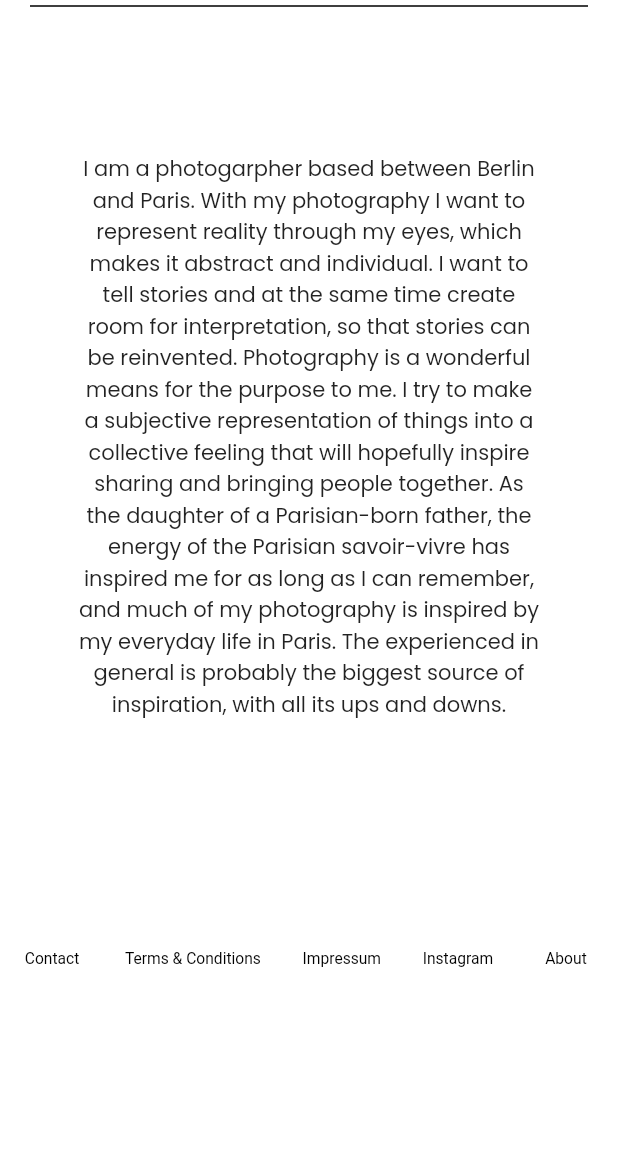
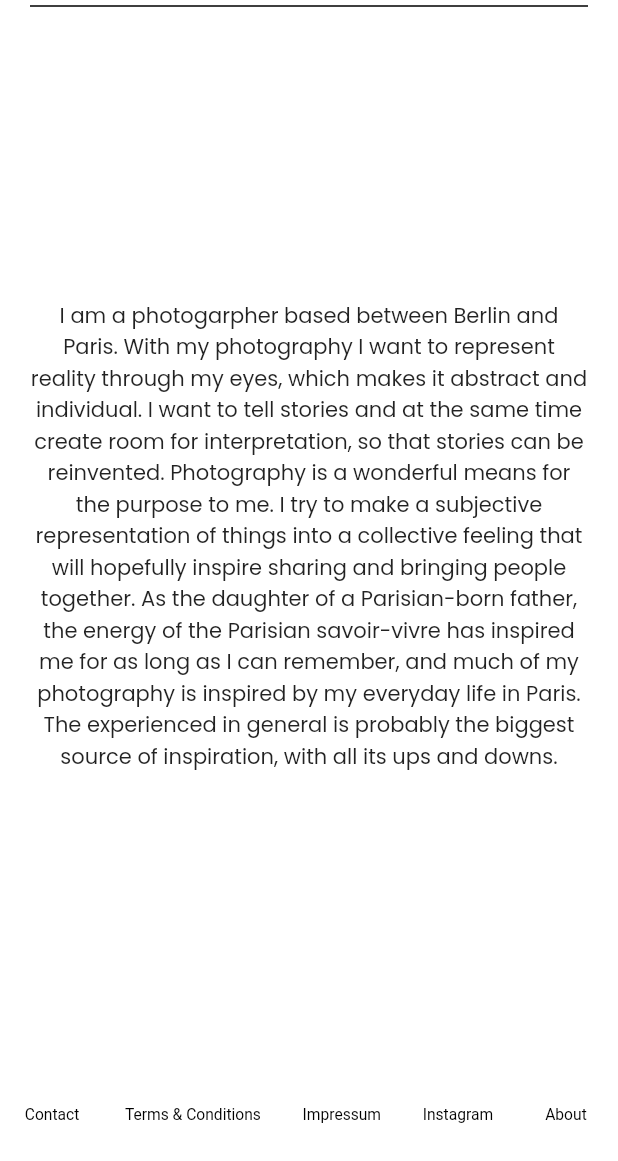
Before and after one commit to FrenchFries-French/CharlotteWebsite, a Flutter app: the About screen opened by its route, on a phone screen of 412 x 824 dp, the part 75-1236 px from its top. Run offline on Flutter 3.47's test engine with Material 2 defaults, Android fonts, the phone set to English and light mode, and no system bars; our stand-ins replace cached_network_image, carousel_slider, cloud_firestore, firebase_core, font_awesome_flutter, google_fonts and 3 more; missing offline and left inert: masonry_grid; accounts and stored records are empty; Roboto replaces fonts that are missing (Ubuntu).

Commit message:
samet update2

```diff
--- a/lib/Screens/About.dart
+++ b/lib/Screens/About.dart
@@ -5,6 +5,14 @@ import '../Widgets/GlobalWidgets/BottomNavBar.dart';
 import 'package:sizer/sizer.dart';
 import 'package:google_fonts/google_fonts.dart';
 
+//Text(
+//                         "I am a photogarpher based between Berlin and Paris. With my photography I want to represent reality through my eyes, which makes it abstract and individual. I want to tell stories and at the same time create room for interpretation, so that stories can be reinvented. Photography is a wonderful means for the purpose to me. I try to make a subjective representation of things into a collective feeling that will hopefully inspire sharing and bringing people together. As the daughter of a Parisian-born father, the energy of the Parisian savoir-vivre has inspired me for as long as I can remember, and much of my photography is inspired by my everyday life in Paris. The experienced in general is probably the biggest source of inspiration, with all its ups and downs.",
+//                         style: GoogleFonts.poppins(
+//                           fontSize: screenSize.width < 560 ? 14 : 16,
+//                           // lets say total width is 400 then 5.w will make font size 20 pixel
+//                         ),
+//                         textAlign: TextAlign.center,
+//                       ),
 class About extends StatelessWidget {
   const About({Key? key}) : super(key: key);
 
@@ -12,93 +20,34 @@ class About extends StatelessWidget {
   Widget build(BuildContext context) {
     var screenSize = MediaQuery.of(context).size;
     return Scaffold(
-      backgroundColor: Colors.white,
         appBar: PreferredSize(
           preferredSize: Size(screenSize.width, 60),
           child: const TopNavBar(),
         ),
-      body: SizedBox(
+        backgroundColor: Colors.white,
+        body: Center(
+          child: SizedBox(
             height: screenSize.height,
-        child: Stack(
+            child: Column(
+              mainAxisAlignment: MainAxisAlignment.center,
+              crossAxisAlignment: CrossAxisAlignment.center,
               children: [
-            SizedBox(
-              height: MediaQuery.of(context).size.height * 0.95,
-              child: SingleChildScrollView(
-                child: Column(
-                  mainAxisAlignment: MainAxisAlignment.spaceAround,
-                  crossAxisAlignment: CrossAxisAlignment.center,
-                  // direction: Axis.vertical,
-                  children: [
-                    SizedBox(height: 10.h,),
-                    Container(
-                      // alignment: AlignmentDirectional.center,
-                      color: Colors.white,
-                      width: 100.w > 700 ? 60.w : 80.w,
-                      padding: const EdgeInsets.all(10),
-                      // height: 40.h,
-                      child: Column(
-                        children: [
-                          Text(
+                Expanded(
+                  child: Center(
+                    child: Padding(
+                      padding: EdgeInsets.symmetric(
+                          horizontal: screenSize.width < 560 ? 20 : 50),
+                      child: Text(
                         "I am a photogarpher based between Berlin and Paris. With my photography I want to represent reality through my eyes, which makes it abstract and individual. I want to tell stories and at the same time create room for interpretation, so that stories can be reinvented. Photography is a wonderful means for the purpose to me. I try to make a subjective representation of things into a collective feeling that will hopefully inspire sharing and bringing people together. As the daughter of a Parisian-born father, the energy of the Parisian savoir-vivre has inspired me for as long as I can remember, and much of my photography is inspired by my everyday life in Paris. The experienced in general is probably the biggest source of inspiration, with all its ups and downs.",
                         style: GoogleFonts.poppins(
                           fontSize: screenSize.width < 560 ? 14 : 16,
-                              // lets say total width is 400 then 5.w will make font size 20 pixel
                         ),
                         textAlign: TextAlign.center,
                       ),
-                        ],
                     ),
                   ),
-
-                    SizedBox(
-                      height: 22.w,
                 ),
-                    /*Flex(
-                      direction: Axis.horizontal,
-                      mainAxisAlignment: MainAxisAlignment.center,
-                      // direction: Axis.horizontal,
-                      children: [
-                        SizedBox(
-                          width: screenSize.width > 767
-                              ? screenSize.width * 0.2
-                              : screenSize.width * 0.4,
-                          child: Image.asset(
-                            'assets/images/Charlotte_About.jpeg',
-                            fit: BoxFit.cover,
-                          ),
-                        ),
-                      ],
-                    ),*/
-                    // Spacer(),
-                    const SizedBox(
-                      height: 20,
-                    ),
-                    screenSize.width > 1080
-                        ? Container(
-                            color: Colors.white,
-                            width: screenSize.width,
-                            child: Flex(
-                              direction: Axis.horizontal,
-                              children: [
-                                const Spacer(),
                 Column(
-                                  mainAxisAlignment: MainAxisAlignment.center,
-                                  children: const [
-                                    BottomBar(
-                                      child: SizedBox(),
-                                    ),
-                                    SizedBox(
-                                      height: 10,
-                                    ),
-                                  ],
-                                ),
-                                const Spacer(),
-                              ],
-                            ),
-                          )
-                        : Align(
-                            alignment: Alignment.bottomCenter,
-                            child: Column(
                   mainAxisAlignment: MainAxisAlignment.center,
                   children: const [
                     FittedBox(
@@ -111,18 +60,9 @@ class About extends StatelessWidget {
                     ),
                   ],
                 ),
-                          )
               ],
             ),
           ),
-            ),
-            // Positioned(
-            //   bottom: 0,
-            //   child:
-            // ),
-          ],
-        ),
-      ),
-    );
+        ));
   }
 }
--- a/pubspec.yaml
+++ b/pubspec.yaml
@@ -47,6 +47,7 @@ dependencies:
   flutter_staggered_grid_view: ^0.6.1
   photo_view: ^0.14.0
   masonry_grid: ^1.0.0
+  easy_image_viewer: ^1.1.0
 
 
 dev_dependencies:
```
Also changed, not shown: lib/Widgets/GlobalWidgets/OneCard.dart (+21 -9 lines), lib/Widgets/GlobalWidgets/TwoCards.dart (+91 -75 lines), lib/Widgets/GlobalWidgets/sampleCollection.dart (+20 -45 lines), pubspec.lock, 2 other files. Lines whose indentation alone changed are shown as unchanged.
